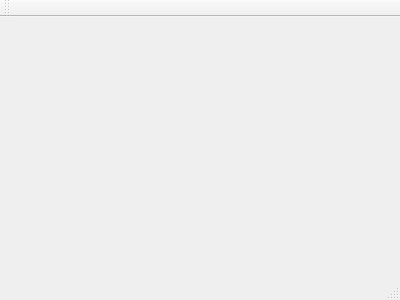
Above: mainwindow.ui from 15903016222/showMem before the change. Below: the same form after it.
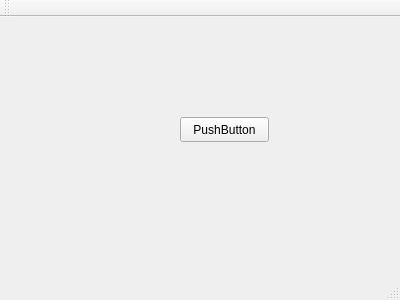
That is the form after the change.

What changed in the file:
```diff
--- a/mainwindow.ui
+++ b/mainwindow.ui
@@ -13,7 +13,21 @@
   <property name="windowTitle">
    <string>MainWindow</string>
   </property>
-  <widget class="QWidget" name="centralWidget"/>
+  <widget class="QWidget" name="centralWidget">
+   <widget class="QPushButton" name="pushButton">
+    <property name="geometry">
+     <rect>
+      <x>180</x>
+      <y>100</y>
+      <width>89</width>
+      <height>25</height>
+     </rect>
+    </property>
+    <property name="text">
+     <string>PushButton</string>
+    </property>
+   </widget>
+  </widget>
   <widget class="QMenuBar" name="menuBar">
    <property name="geometry">
     <rect>
```
